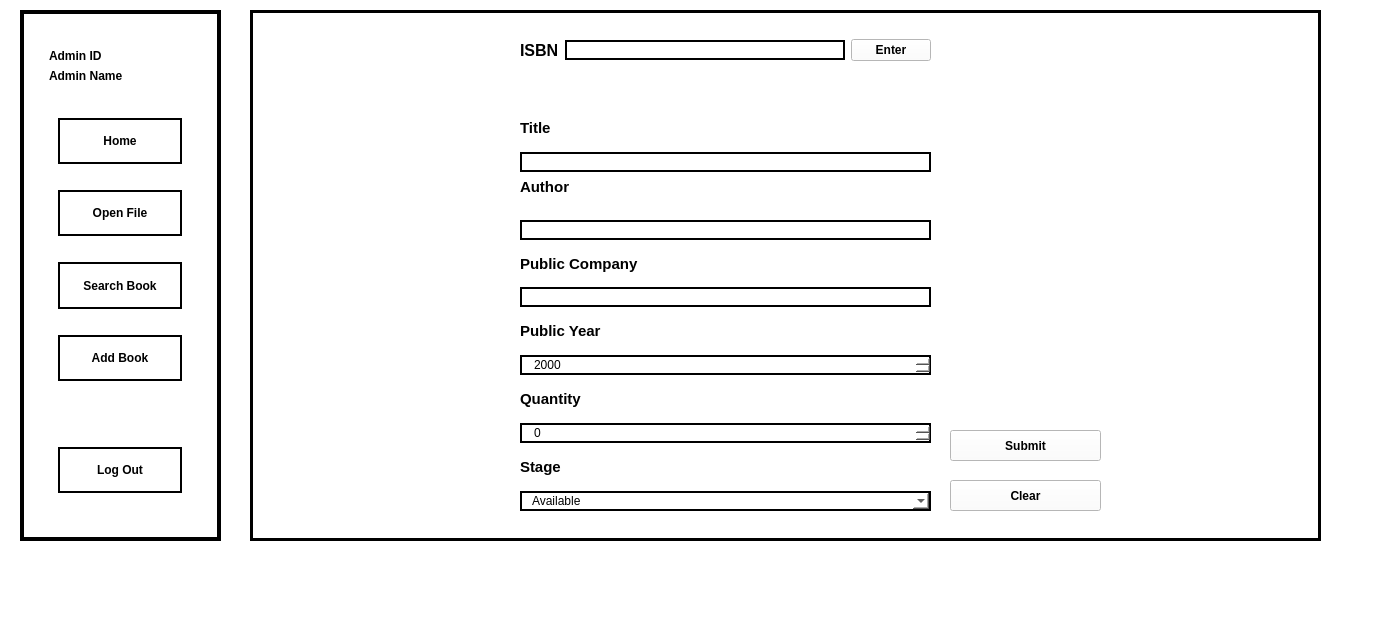
Qt form ui/designer-files/mainwindow.ui (viciousircle/FINAL-huhuh) before a commit.
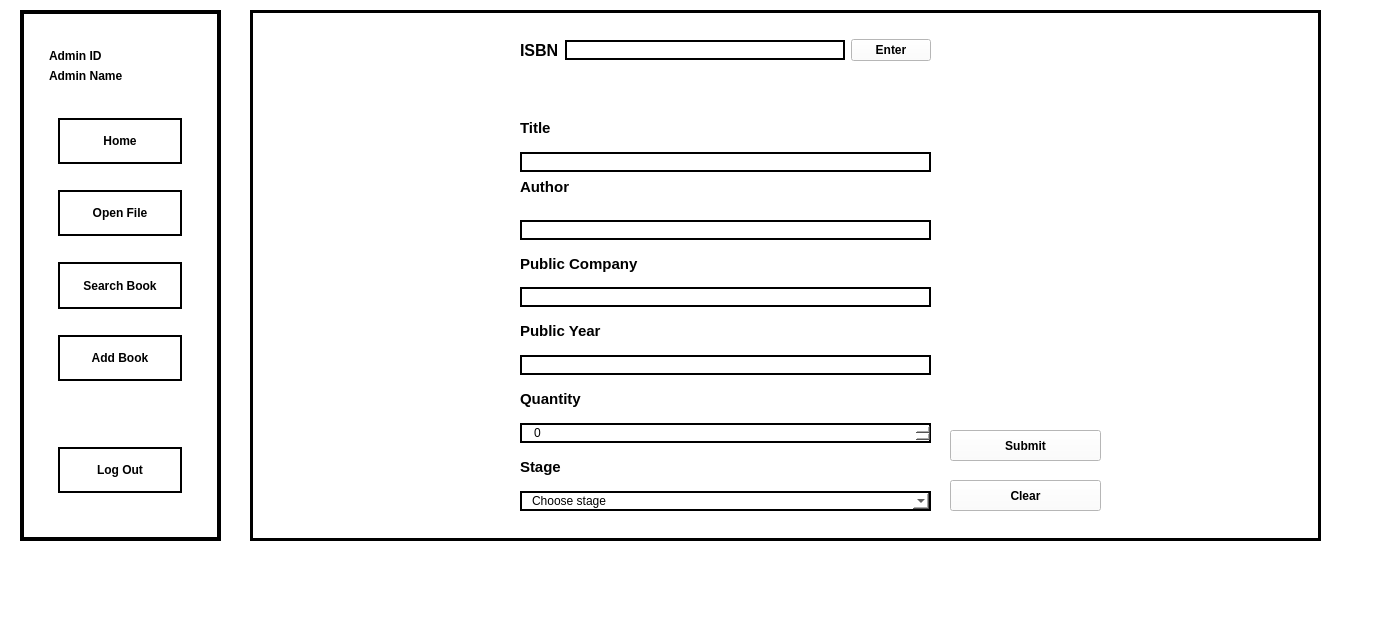
The same form after that commit. The open tabs and pages were chosen to show the change.

Commit message: OKay for enter btn

```diff
--- a/ui/designer-files/mainwindow.ui
+++ b/ui/designer-files/mainwindow.ui
@@ -378,19 +378,13 @@
          </widget>
         </item>
         <item>
-         <widget class="QDateEdit" name="input_yearAdd">
+         <widget class="QLineEdit" name="input_yearAdd">
           <property name="styleSheet">
            <string notr="true">border: 2px solid black;
 color: rgb(0, 0, 0);
 padding: 0px 10px 0px 10px ;
 </string>
           </property>
-          <property name="currentSection">
-           <enum>QDateTimeEdit::YearSection</enum>
-          </property>
-          <property name="displayFormat">
-           <string>yyyy</string>
-          </property>
          </widget>
         </item>
         <item>
@@ -437,6 +431,9 @@
 padding: 0px 10px 0px 10px ;
 </string>
           </property>
+          <property name="placeholderText">
+           <string>Choose stage</string>
+          </property>
           <item>
            <property name="text">
             <string>Available</string>
@@ -592,14 +589,20 @@
        <property name="geometry">
         <rect>
          <x>270</x>
-         <y>70</y>
+         <y>60</y>
          <width>411</width>
-         <height>21</height>
+         <height>41</height>
         </rect>
        </property>
+       <property name="styleSheet">
+        <string notr="true"/>
+       </property>
        <property name="text">
         <string/>
        </property>
+       <property name="wordWrap">
+        <bool>true</bool>
+       </property>
       </widget>
      </widget>
     </widget>
```
Left out of the diff: 2 changed lines with no effect on the pictures. The commit also changes 2 other files.
